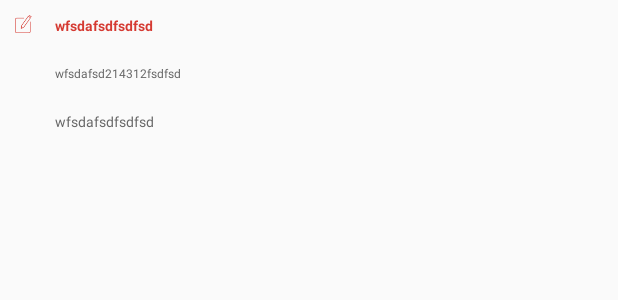
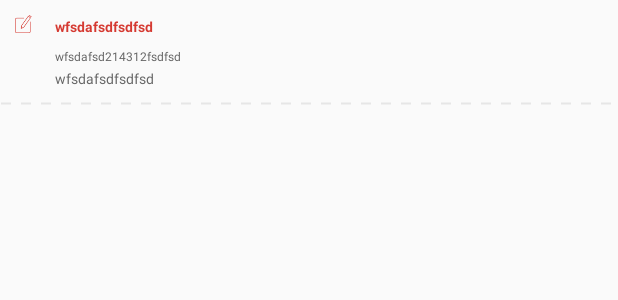
Before and after one commit to gagan2799/Fobbu-UserApp-Android, an Android app: the layout inflate_vehicle_adapter.xml on its own in the app's theme, with its tools: preview values and no code run, on a phone screen of 412 x 824 dp. Shown: the top 300 px of the screen. Run offline under Robolectric (Android 15) with nearby library versions, the phone set to English and light mode, and no system bars.

Commit message:
changes on 06-11-2018 working on RSA screens

```diff
--- a/app/src/main/java/com/fobbu/member/android/fcm/MyFirebaseMessagingService.kt
+++ b/app/src/main/java/com/fobbu/member/android/fcm/MyFirebaseMessagingService.kt
@@ -29,6 +29,8 @@ class MyFirebaseMessagingService : FirebaseMessagingService() {
 
         if (remoteMessage == null)
             return
+
+        Log.e(TAG, "Notification Body: $remoteMessage")
 
         // Check if message contains a notification payload.
         if (remoteMessage.notification != null) {
--- /dev/null
+++ b/app/src/main/res/drawable/dotted_gray.xml
@@ -0,0 +1,10 @@
+<?xml version="1.0" encoding="utf-8"?>
+<shape xmlns:android="http://schemas.android.com/apk/res/android"
+    android:shape="line">
+
+    <stroke
+        android:color="@color/view_grey"
+        android:dashWidth="10px"
+        android:dashGap="10px"
+        android:width="1dp"/>
+</shape>
--- a/app/src/main/res/layout/inflate_vehicle_adapter.xml
+++ b/app/src/main/res/layout/inflate_vehicle_adapter.xml
@@ -2,7 +2,7 @@
 <RelativeLayout
         xmlns:android="http://schemas.android.com/apk/res/android"
         android:layout_width="match_parent"
-        android:layout_height="match_parent">
+        android:layout_height="wrap_content">
 
 
     <RelativeLayout
@@ -40,7 +40,7 @@
                         android:paddingLeft="5dp"
                         android:paddingRight="5dp"
                         android:paddingTop="5dp"
-                        android:paddingBottom="3dp"
+                        android:paddingBottom="1dp"
                         android:layout_height="wrap_content"
                         android:layout_toRightOf="@+id/ivEdit"
                         android:layout_toEndOf="@+id/ivEdit"/>
@@ -56,7 +56,8 @@
                         android:layout_centerVertical="true"
                         android:layout_width="wrap_content"
                         android:id="@+id/iv"
-                        android:padding="10dp"
+                        android:paddingLeft="10dp"
+                        android:paddingRight="10dp"
                         android:visibility="invisible"
                         android:layout_height="wrap_content"/>
 
@@ -70,10 +71,8 @@
                         android:paddingLeft="5dp"
                         android:paddingRight="5dp"
                         android:layout_centerVertical="true"
-                        android:paddingTop="5dp"
                         android:layout_toRightOf="@+id/iv"
                         android:layout_toEndOf="@+id/iv"
-                        android:paddingBottom="3dp"
                         android:layout_height="wrap_content"/>
 
 
@@ -88,7 +87,8 @@
                         android:layout_centerVertical="true"
                         android:layout_width="wrap_content"
                         android:id="@+id/iv1"
-                        android:padding="10dp"
+                        android:paddingLeft="10dp"
+                        android:paddingRight="10dp"
                         android:visibility="invisible"
                         android:layout_height="wrap_content"/>
 
@@ -101,8 +101,8 @@
                         android:text="wfsdafsdfsdfsd"
                         android:paddingLeft="5dp"
                         android:paddingRight="5dp"
-                        android:paddingTop="5dp"
-                        android:paddingBottom="3dp"
+                        android:paddingTop="2dp"
+                        android:paddingBottom="5dp"
                         android:layout_centerVertical="true"
                         android:layout_toRightOf="@+id/iv1"
                         android:layout_toEndOf="@+id/iv1"
@@ -128,9 +128,10 @@
 
     <ImageView
             android:layout_width="match_parent"
-            android:layout_height="1dp"
+            android:layout_height="2dp"
             android:layout_below="@+id/rl"
-            android:src="@drawable/dotted"
+            android:src="@drawable/dotted_gray"
+            android:layout_marginBottom="4dp"
             android:layout_marginTop="4dp"
             android:layerType="software"/>
 
```
Also changed, not shown: app/src/main/java/com/fobbu/member/android/activities/VehicleListActivity.kt (+98 -19 lines), app/src/main/res/layout/activity_vehicle_list.xml (+15 -13 lines).
